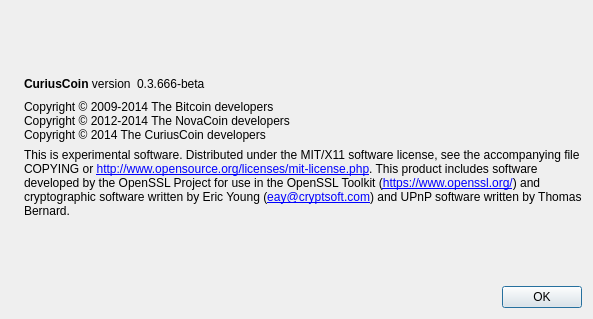
Before: the Qt Designer form src/qt/forms/aboutdialog.ui in JustCuriously/CuriousCoin, drawn with Qt 5.
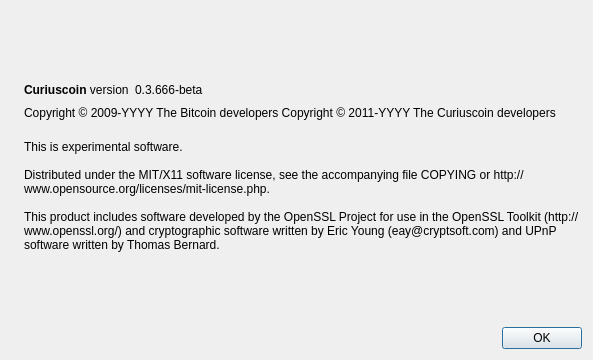
After: the same form once the commit is applied. Icons and pictures are not drawn.

Diff of the .ui file:
```diff
--- a/src/qt/forms/aboutdialog.ui
+++ b/src/qt/forms/aboutdialog.ui
@@ -7,7 +7,7 @@
     <x>0</x>
     <y>0</y>
     <width>593</width>
-    <height>319</height>
+    <height>360</height>
    </rect>
   </property>
   <property name="windowTitle">
@@ -50,7 +50,7 @@
           <cursorShape>IBeamCursor</cursorShape>
          </property>
          <property name="text">
-          <string>&lt;b&gt;CuriusCoin&lt;/b&gt; version</string>
+          <string>&lt;b&gt;Curiuscoin&lt;/b&gt; version</string>
          </property>
          <property name="textInteractionFlags">
           <set>Qt::LinksAccessibleByMouse|Qt::TextSelectableByKeyboard|Qt::TextSelectableByMouse</set>
@@ -91,9 +91,11 @@
         <cursorShape>IBeamCursor</cursorShape>
        </property>
        <property name="text">
-        <string>Copyright © 2009-2014 The Bitcoin developers
-Copyright © 2012-2014 The NovaCoin developers
-Copyright © 2014 The CuriusCoin developers</string>
+        <string notr="true">Copyright &amp;copy; 2009-YYYY The Bitcoin developers
+Copyright &amp;copy; 2011-YYYY The Curiuscoin developers</string>
+       </property>
+       <property name="textFormat">
+        <enum>Qt::RichText</enum>
        </property>
        <property name="textInteractionFlags">
         <set>Qt::LinksAccessibleByMouse|Qt::TextSelectableByKeyboard|Qt::TextSelectableByMouse</set>
@@ -109,12 +111,9 @@
         <string>
 This is experimental software.
 
-Distributed under the MIT/X11 software license, see the accompanying file COPYING or &lt;a href=&quot;http://www.opensource.org/licenses/mit-license.php&quot;&gt;http://www.opensource.org/licenses/mit-license.php&lt;/a&gt;.
+Distributed under the MIT/X11 software license, see the accompanying file COPYING or http://www.opensource.org/licenses/mit-license.php.
 
-This product includes software developed by the OpenSSL Project for use in the OpenSSL Toolkit (&lt;a href=&quot;https://www.openssl.org/&quot;&gt;https://www.openssl.org/&lt;/a&gt;) and cryptographic software written by Eric Young (&lt;a href=&quot;mailto:eay@cryptsoft.com&quot;&gt;eay@cryptsoft.com&lt;/a&gt;) and UPnP software written by Thomas Bernard.</string>
-       </property>
-       <property name="textFormat">
-        <enum>Qt::RichText</enum>
+This product includes software developed by the OpenSSL Project for use in the OpenSSL Toolkit (http://www.openssl.org/) and cryptographic software written by Eric Young (eay@cryptsoft.com) and UPnP software written by Thomas Bernard.</string>
        </property>
        <property name="wordWrap">
         <bool>true</bool>
```
Left out of the diff: 2 changed lines with no effect on the pictures.
